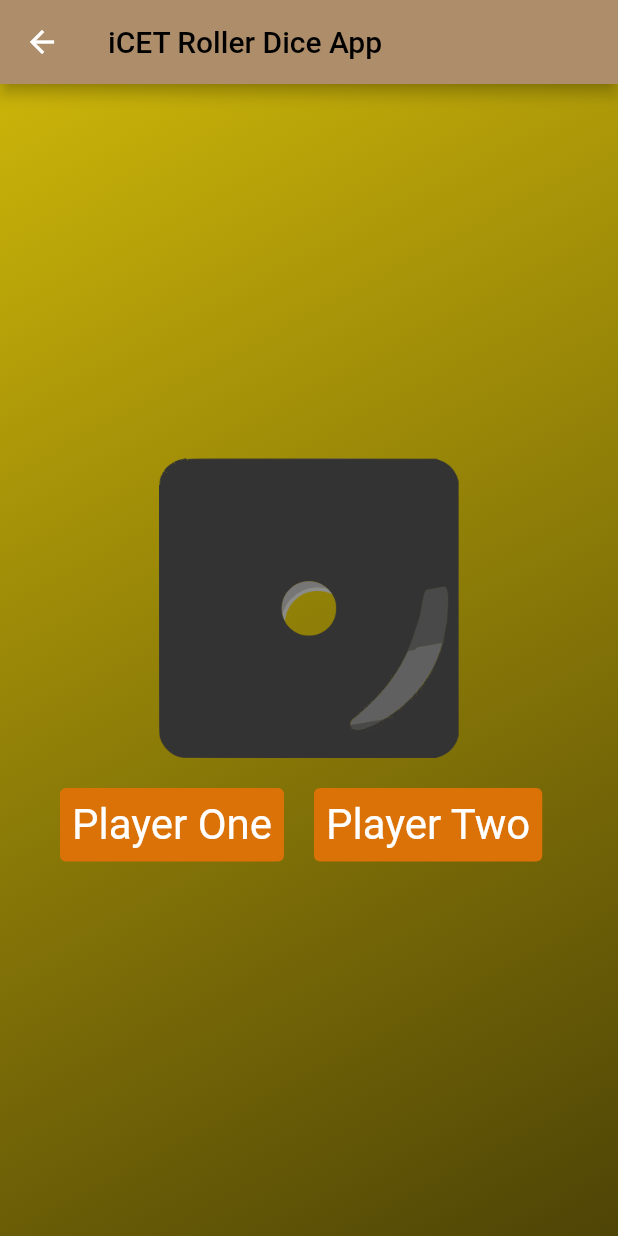
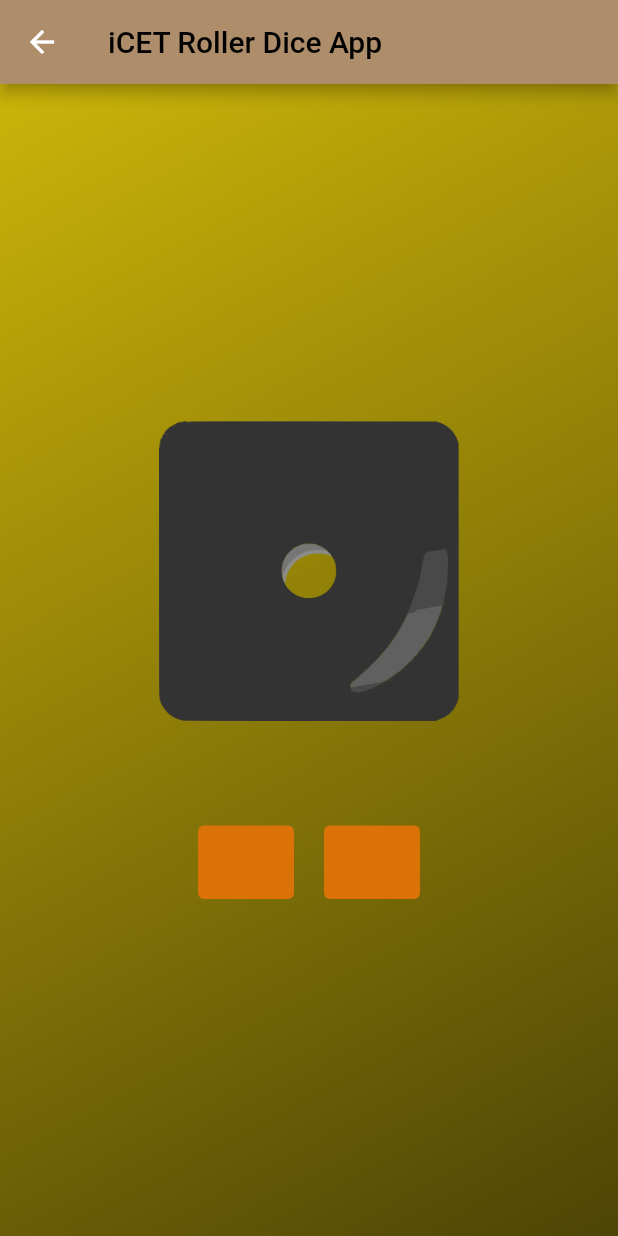
Before and after one commit to AkinduRamsith/Roller-Dice--App, a Flutter app: the screen it shows after launch, after a tap on "Play New Game", on a phone screen of 412 x 824 dp. Run offline on Flutter 3.47's test engine with Material 2 defaults, Android fonts, the light colour scheme and no system bars.

Commit message:
Input fields

```diff
--- a/lib/gradient_container.dart
+++ b/lib/gradient_container.dart
@@ -4,9 +4,12 @@ import 'package:roller_dice_app/roller_dicer.dart';
   const beginAlignment = Alignment.topLeft;
   const endAlignment = Alignment.bottomRight;
 
+// ignore: must_be_immutable
 class GradientContainer extends StatelessWidget {
-  const GradientContainer({super.key, required this.colors});
+  GradientContainer({super.key, required this.colors,this.playerOne, this.playerTwo});
   final List<Color> colors;
+ String? playerOne;
+ String? playerTwo;
 
   @override
   Widget build(BuildContext context) {
@@ -14,7 +17,7 @@ class GradientContainer extends StatelessWidget {
 
     return Scaffold(
       appBar: AppBar(
-       backgroundColor:Color.fromARGB(255, 174, 141, 107),
+       backgroundColor:const Color.fromARGB(255, 174, 141, 107),
            title: const Text(
             "iCET Roller Dice App",
             style: TextStyle(color: Colors.black),
@@ -28,7 +31,7 @@ class GradientContainer extends StatelessWidget {
             colors: colors,
           ),
         ),
-        child: const Center(child: RollerDice()),
+        child: Center(child: RollerDice(playerOneName: playerOne,playerTwoName: playerTwo,)),
       ),
     );
   }
--- a/lib/home.dart
+++ b/lib/home.dart
@@ -13,38 +13,85 @@ class Home extends StatefulWidget {
 }
 
 class _HomeState extends State<Home> {
+
+late TextEditingController controller1;
+  late TextEditingController _controller2;
+String? playerOne;
+String? playerTwo;
+  @override
+  void initState() {
+    super.initState();
+    controller1 = TextEditingController();
+    _controller2 = TextEditingController();
+  }
   void newGame() {
+    playerOne=controller1.text;
+    playerTwo=_controller2.text;
     Navigator.push(
       context,
       MaterialPageRoute(
-        builder: (context) => const GradientContainer(colors: [
+        builder: (context) => GradientContainer(colors: const [
           Color.fromARGB(255, 203, 180, 9),
           Color.fromARGB(255, 78, 68, 6),
-        ]),
+        ],playerOne: playerOne,playerTwo: playerTwo,),
       ),
     );
   }
 
+String? _validatePassword(String? value) {
+    if (value == null || value.isEmpty) {
+      return 'Please enter a password';
+    }
+    return null;
+  }
   @override
   Widget build(BuildContext context) {
     return Column(
       mainAxisSize: MainAxisSize.min,
       children: [
         const SizedBox(
-          height: 200,
+          height: 150,
         ),
+         SizedBox(
+          width: 250,
+          child: TextField(
 
+            obscureText: false,
+            decoration: const InputDecoration(
+              border: OutlineInputBorder(),
+              labelText: 'Player One Name',
 
+            ),
+           controller: controller1,
 
+          ),
+        ),
+        const SizedBox(
+          height: 15,
+        ),
+          SizedBox(
+          width: 250,
+          child: TextField(
+             controller: _controller2,
+            obscureText: false,
+            decoration: const InputDecoration(
+              border: OutlineInputBorder(),
+              labelText: 'Player Two Name',
+            ),
+          ),
+        ),
+        const SizedBox(
+          height: 15,
+        ),
         FilledButton(
           onPressed: newGame,
           style: FilledButton.styleFrom(
-              backgroundColor: Color.fromARGB(255, 219, 114, 8),
-              foregroundColor: Colors.white,
-              textStyle: const TextStyle(fontSize: 28,fontStyle: FontStyle.italic),
-               padding: const EdgeInsets.symmetric(vertical: 20, horizontal: 40),
-              ),
-
+            backgroundColor: Color.fromARGB(255, 219, 114, 8),
+            foregroundColor: Colors.white,
+            textStyle:
+                const TextStyle(fontSize: 28, fontStyle: FontStyle.italic),
+            padding: const EdgeInsets.symmetric(vertical: 20, horizontal: 40),
+          ),
           child: const Text('Play New Game'),
         ),
       ],
--- a/lib/roller_dicer.dart
+++ b/lib/roller_dicer.dart
@@ -2,9 +2,11 @@ import 'dart:math';
 
 import 'package:flutter/material.dart';
 
+// ignore: must_be_immutable
 class RollerDice extends StatefulWidget {
-  const RollerDice({super.key});
-
+    RollerDice({Key? key, this.playerOneName, this.playerTwoName}) : super(key: key);
+String? playerOneName;
+ String? playerTwoName;
   @override
   State<RollerDice> createState() => _RollerDiceState();
 }
@@ -52,9 +54,9 @@ class _RollerDiceState extends State<RollerDice> {
       String winnerMessage;
 
       if (totalPlayerOneDiceValue > totalPlayerTwoDiceValue) {
-        winnerMessage = 'Player One Wins! \n\tDo you want to play again?';
+  winnerMessage = '${widget.playerOneName} Wins! \n\tDo you want to play again?';
 } else if (totalPlayerOneDiceValue < totalPlayerTwoDiceValue) {
-        winnerMessage = 'Player Two Wins! \n\tDo you want to play again?';
+  winnerMessage = '${widget.playerTwoName} Wins! \n\tDo you want to play again?';
 } else {
   winnerMessage = 'It\'s a Tie! \n\tDo you want to play again?';
 }
@@ -112,13 +114,12 @@ class _RollerDiceState extends State<RollerDice> {
           width: 200,
         ),
         const SizedBox(
-          height: 20,
+          height: 70,
         ),
-        Row(
+         Center(
+        child: Row(
+          mainAxisAlignment: MainAxisAlignment.center,
           children: [
-            const SizedBox(
-              width: 40,
-            ),
             playerOneButton = TextButton(
               onPressed: isPlayerOneButtonDisabled
                   ? null
@@ -128,8 +129,10 @@ class _RollerDiceState extends State<RollerDice> {
               style: TextButton.styleFrom(
                 backgroundColor: Color.fromARGB(255, 219, 114, 8),
                 foregroundColor: Colors.white,
-                    textStyle: const TextStyle(fontSize: 28)),
-                child: const Text('Player One')),
+                textStyle: const TextStyle(fontSize: 28),
+              ),
+              child: Text(widget.playerOneName ?? ''),
+            ),
             const SizedBox(
               width: 20,
             ),
@@ -143,10 +146,13 @@ class _RollerDiceState extends State<RollerDice> {
               style: TextButton.styleFrom(
                 backgroundColor: Color.fromARGB(255, 219, 114, 8),
                 foregroundColor: Colors.white,
-                    textStyle: const TextStyle(fontSize: 28)),
-                child: const Text('Player Two')),
+                textStyle: const TextStyle(fontSize: 28),
+              ),
+              child: Text(widget.playerTwoName ?? ''),
+            ),
           ],
-        )
+        ),
+      ),
       ],
     );
   }
```
Lines whose indentation alone changed are shown as unchanged.
